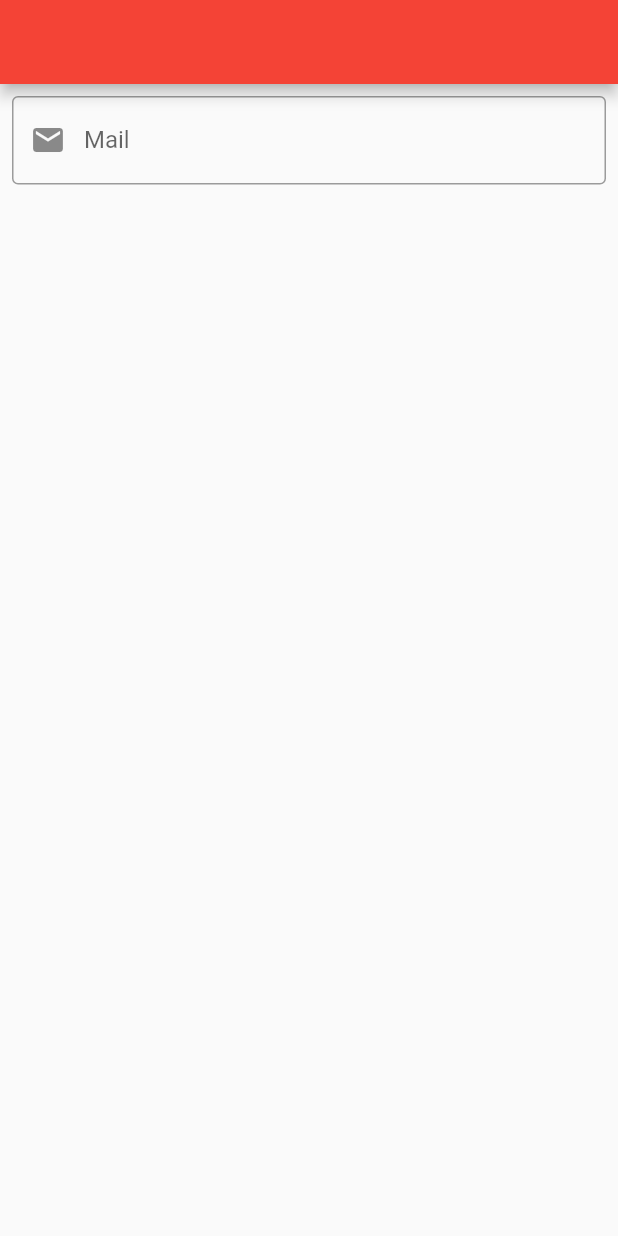
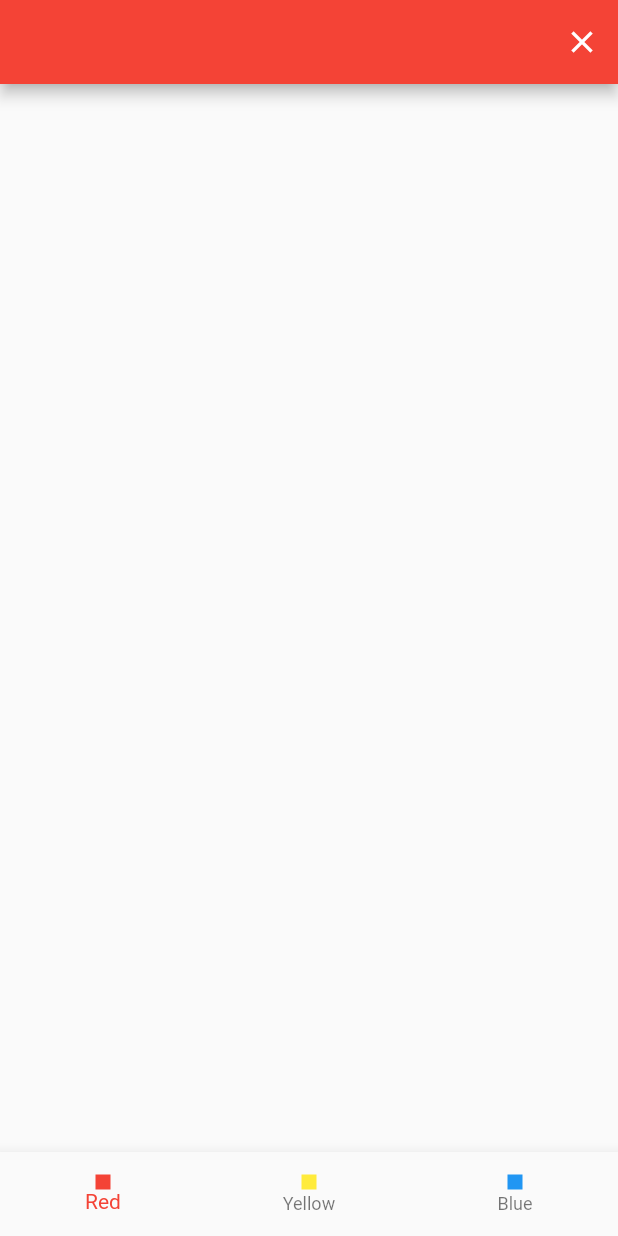
Before and after one commit to furkanayyildiz55/Flutter_Hwa, a Flutter app: the screen it shows after launch, on a phone screen of 412 x 824 dp. Run offline on Flutter 3.47's test engine with Material 2 defaults, Android fonts, the light colour scheme and no system bars.

Commit message:
05.09.22

```diff
--- /dev/null
+++ b/lib/101/color_life_cycle_view.dart
@@ -0,0 +1,40 @@
+import 'package:flutter/material.dart';
+import 'package:flutter_hwa/demos/color_demos_view.dart';
+
+class ColorLifeCycleView extends StatefulWidget {
+  const ColorLifeCycleView({Key? key}) : super(key: key);
+
+  @override
+  State<ColorLifeCycleView> createState() => _ColorLifeCycleViewState();
+}
+
+class _ColorLifeCycleViewState extends State<ColorLifeCycleView> {
+  Color? _backgroundColor;
+
+  @override
+  Widget build(BuildContext context) {
+    return Scaffold(
+      appBar: AppBar(actions: [
+        IconButton(
+          icon: Icon(Icons.clear),
+          onPressed: _changeBacgroundColor,
+        )
+      ]),
+      body: Column(
+        children: [
+          const Spacer(),
+          Expanded(
+              child: ColorDemos(
+            intialColor: _backgroundColor,
+          ))
+        ],
+      ),
+    );
+  }
+
+  void _changeBacgroundColor() {
+    setState(() {
+      _backgroundColor = Colors.pink;
+    });
+  }
+}
--- /dev/null
+++ b/lib/demos/color_demos_view.dart
@@ -0,0 +1,95 @@
+import 'dart:developer';
+
+import 'package:flutter/material.dart';
+
+class ColorDemos extends StatefulWidget {
+  const ColorDemos({Key? key, required this.intialColor}) : super(key: key);
+  final Color? intialColor; //Üst sayfadan Null gönderebilirsin ben kontrol edecem demek
+
+  @override
+  State<ColorDemos> createState() => _ColorDemosState();
+}
+
+class _ColorDemosState extends State<ColorDemos> {
+  Color? _backGroundColor;
+
+  @override
+  void initState() {
+    // TODO: implement initState
+    super.initState();
+    _backGroundColor = widget.intialColor ?? Colors.transparent;
+  }
+
+  //En çok üst widget den güncelleme geldiğinde kullanılır
+  @override
+  void didUpdateWidget(covariant ColorDemos oldWidget) {
+    // TODO: implement didUpdateWidget
+    super.didUpdateWidget(oldWidget);
+    inspect(widget);
+    if (widget.intialColor != _backGroundColor && widget.intialColor != null) {
+      ChangeBackgroundColor(widget.intialColor!);
+    }
+  }
+
+  void ChangeBackgroundColor(Color color) {
+    setState(() {
+      _backGroundColor = color;
+    });
+  }
+
+  @override
+  Widget build(BuildContext context) {
+    return Scaffold(
+      backgroundColor: _backGroundColor,
+      bottomNavigationBar: BottomNavigationBar(onTap: _colorOnTap, items: [
+        BottomNavigationBarItem(
+          icon: _ColorContainer(
+            color: Colors.red,
+          ),
+          label: "Red",
+        ),
+        BottomNavigationBarItem(
+          icon: _ColorContainer(
+            color: Colors.yellow,
+          ),
+          label: "Yellow",
+        ),
+        BottomNavigationBarItem(
+          icon: _ColorContainer(
+            color: Colors.blue,
+          ),
+          label: "Blue",
+        ),
+      ]),
+    );
+  }
+
+  void _colorOnTap(int value) {
+    if (value == _MyColors.red.index) {
+      ChangeBackgroundColor(Colors.red);
+    } else if (value == _MyColors.yellow.index) {
+      ChangeBackgroundColor(Colors.yellow);
+    } else if (value == _MyColors.blue.index) {
+      ChangeBackgroundColor(Colors.blue);
+    }
+  }
+}
+
+enum _MyColors { red, yellow, blue }
+
+class _ColorContainer extends StatelessWidget {
+  _ColorContainer({
+    Key? key,
+    this.color,
+  }) : super(key: key);
+  final color;
+
+  @override
+  Widget build(BuildContext context) {
+    return Container(
+      color: color,
+      height: 10,
+      width: 10,
+    );
+  }
+}
--- a/lib/main.dart
+++ b/lib/main.dart
@@ -1,4 +1,5 @@
 import 'package:flutter/material.dart';
+import 'package:flutter_hwa/101/color_life_cycle_view.dart';
 import 'package:flutter_hwa/101/coulmn_row_learn.dart';
 import 'package:flutter_hwa/101/custom_widget_learm.dart';
 import 'package:flutter_hwa/101/indicator_learn.dart';
@@ -8,6 +9,7 @@ import 'package:flutter_hwa/101/stack_learn.dart';
 import 'package:flutter_hwa/101/stateful_life_cycle_learn.dart';
 import 'package:flutter_hwa/101/statefull_lean.dart';
 import 'package:flutter_hwa/101/text_field_learn.dart';
+import 'package:flutter_hwa/demos/color_demos_view.dart';
 import 'package:flutter_hwa/demos/stack_demos_view.dart';
 
 void main() {
@@ -27,7 +29,7 @@ class MyApp extends StatelessWidget {
         progressIndicatorTheme: ProgressIndicatorThemeData(color: Colors.white),
         primarySwatch: Colors.red,
               ),
-      home:  TextFieldLearn(),
+      home:  ColorLifeCycleView(),
     );
   }
 }
--- a/lib/product/language/language_items.dart
+++ b/lib/product/language/language_items.dart
@@ -7,4 +7,6 @@
 
 class LanguageItems {
   static const welcomeTitle = "Merhaba";
+  static const emailTitle = "Mail";
+
 }
```
Also changed, not shown: lib/101/text_field_learn.dart (+46 -14 lines), flutter_02.png (added).
